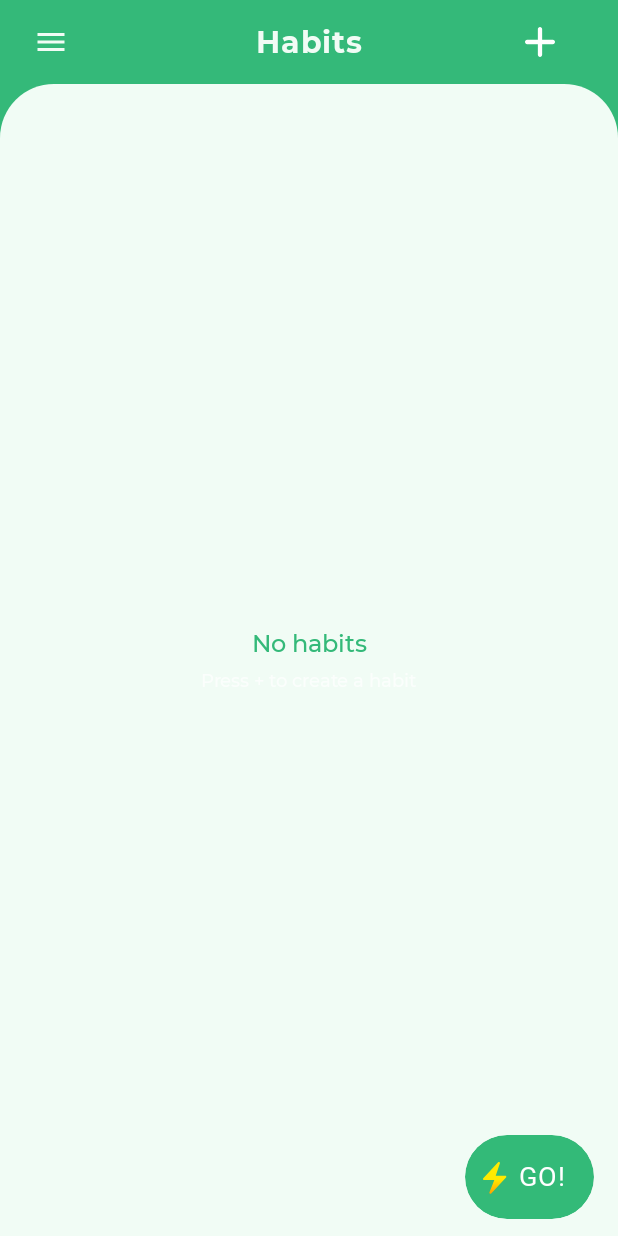
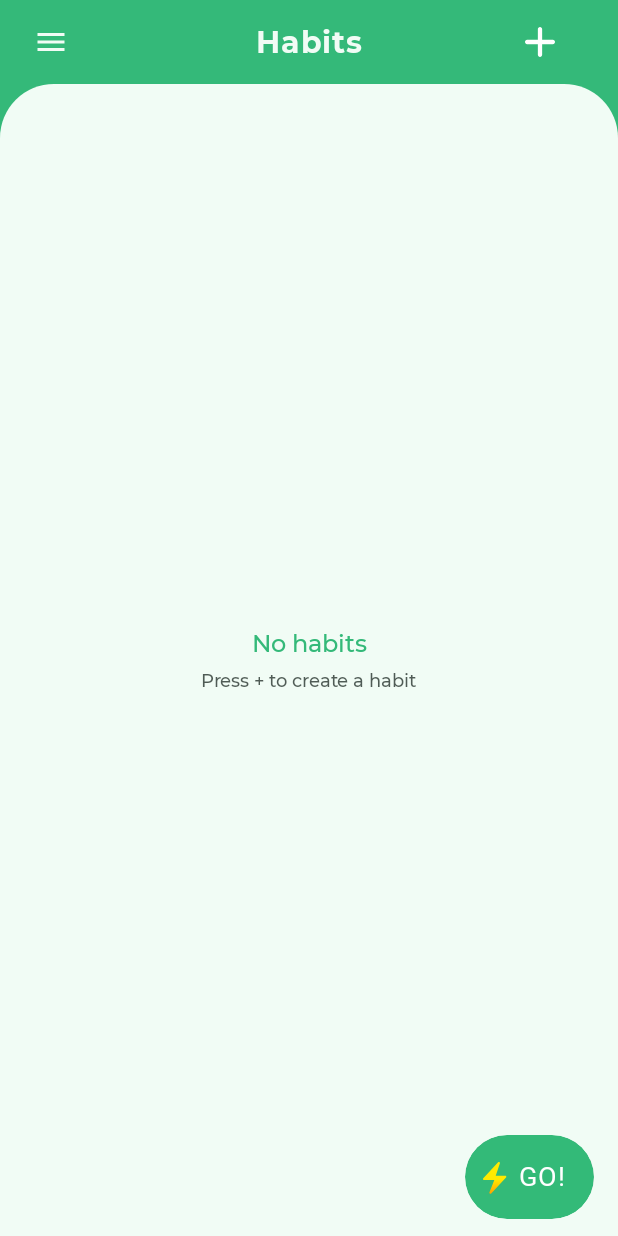
Before and after one commit to dmitrysukhov96/LifeTracker, an Android app built with Jetpack Compose: the HabitScreen screen opened through its navigation route, on a phone screen of 412 x 824 dp. Run offline under Robolectric (Android 15) with nearby library versions, the phone set to English and light mode, and no system bars; our stand-ins replace Dagger/Hilt's generated code, Room's generated code, accompanist; libraries missing offline, so code that uses them is left out: com.google.accompanist.systemuicontroller; Roboto replaces fonts that are not available here.

Commit message:
dashboard and daily planner beginning

```diff
--- a/app/src/main/java/com/dmitrysukhov/lifetracker/MainActivity.kt
+++ b/app/src/main/java/com/dmitrysukhov/lifetracker/MainActivity.kt
@@ -81,6 +81,8 @@ import androidx.navigation.compose.NavHost
 import androidx.navigation.compose.composable
 import androidx.navigation.compose.currentBackStackEntryAsState
 import androidx.navigation.compose.rememberNavController
+import com.dmitrysukhov.lifetracker.daily.DAILY_PLANNER_SCREEN
+import com.dmitrysukhov.lifetracker.daily.DailyPlannerScreen
 import com.dmitrysukhov.lifetracker.habits.HABIT_SCREEN
 import com.dmitrysukhov.lifetracker.habits.HabitScreen
 import com.dmitrysukhov.lifetracker.habits.HabitsViewModel
@@ -100,6 +102,8 @@ import com.dmitrysukhov.lifetracker.todo.TodoListScreen
 import com.dmitrysukhov.lifetracker.todo.TodoViewModel
 import com.dmitrysukhov.lifetracker.tracker.TRACKER_SCREEN
 import com.dmitrysukhov.lifetracker.tracker.TrackerScreen
+import com.dmitrysukhov.lifetracker.dashboard.DASHBOARD_SCREEN
+import com.dmitrysukhov.lifetracker.dashboard.DashboardScreen
 import com.dmitrysukhov.lifetracker.utils.BgColor
 import com.dmitrysukhov.lifetracker.utils.H1
 import com.dmitrysukhov.lifetracker.utils.H2
@@ -204,6 +208,11 @@ class MainActivity : ComponentActivity() {
                 val currentDestination = navBackStackEntry?.destination?.route ?: ""
                 val drawerMenuDestinations = listOf(
                     Destination(
+                        stringResource(R.string.dashboard),
+                        DASHBOARD_SCREEN,
+                        painterResource(R.drawable.spisok)
+                    ),
+                    Destination(
                         stringResource(R.string.todo_list),
                         TODOLIST_SCREEN,
                         painterResource(R.drawable.spisok)
@@ -266,8 +275,7 @@ class MainActivity : ComponentActivity() {
                                 )
                             }
                         }
-                    },
-                    content = {
+                    }, content = {
                         Box(
                             Modifier
                                 .fillMaxSize()
@@ -276,7 +284,7 @@ class MainActivity : ComponentActivity() {
 //                            SharedTransitionLayout {
                             Scaffold(
                                 modifier = Modifier,
-                                floatingActionButton = { ActuallyFloatingActionButton { } },
+                                floatingActionButton = { if (isRootScreen) ActuallyFloatingActionButton { } },
                                 topBar = {
                                     Box(
                                         Modifier
@@ -403,13 +411,20 @@ class MainActivity : ComponentActivity() {
                                 Box(Modifier.fillMaxSize()) {
                                     NavHost(
                                         navController = navController,
-                                        startDestination = TODOLIST_SCREEN, modifier = Modifier
+                                        startDestination = DASHBOARD_SCREEN, modifier = Modifier
                                             .background(topBarState.color)
                                             .padding(padding)
                                             .clip(
                                                 RoundedCornerShape(topStart = 36.dp, topEnd = 36.dp)
                                             )
                                     ) {
+                                        composable(DASHBOARD_SCREEN) {
+                                            DashboardScreen(
+                                                setTopBarState,
+                                                navController,
+                                                userName = userName
+                                            )
+                                        }
                                         composable(TODOLIST_SCREEN) {
                                             TodoListScreen(
                                                 setTopBarState, navController, todoViewModel
@@ -432,6 +447,12 @@ class MainActivity : ComponentActivity() {
                                             HabitScreen(
                                                 setTopBarState,
                                                 navController, habitViewModel
+                                            )
+                                        }
+                                        composable(DAILY_PLANNER_SCREEN) {
+                                            DailyPlannerScreen(
+                                                setTopBarState,
+                                                navController
                                             )
                                         }
                                         composable(NEW_HABIT_SCREEN) {
--- a/app/src/main/java/com/dmitrysukhov/lifetracker/common/ui/UiElements.kt
+++ b/app/src/main/java/com/dmitrysukhov/lifetracker/common/ui/UiElements.kt
@@ -9,6 +9,7 @@ import androidx.compose.foundation.layout.Box
 import androidx.compose.foundation.layout.Column
 import androidx.compose.foundation.layout.Row
 import androidx.compose.foundation.layout.Spacer
+import androidx.compose.foundation.layout.fillMaxSize
 import androidx.compose.foundation.layout.fillMaxWidth
 import androidx.compose.foundation.layout.height
 import androidx.compose.foundation.layout.offset
@@ -238,3 +239,27 @@ fun ProjectTag(text: String, color: Color) {
             .padding(horizontal = 8.dp, vertical = 2.dp)
     ) { Text(text = text, color = Color.White, style = Small) }
 }
+
+@Composable
+fun EmptyPlaceholder(titleRes: Int, textRes: Int) {
+    Box(
+        modifier = Modifier
+            .fillMaxSize()
+            .padding(horizontal = 24.dp), contentAlignment = Alignment.Center
+    ) {
+        Column(
+            modifier = Modifier.fillMaxSize(),
+            horizontalAlignment = Alignment.CenterHorizontally,
+            verticalArrangement = Arrangement.Center
+        ) {
+            Text(
+                text = stringResource(titleRes), style = H2,
+                color = PineColor, modifier = Modifier.padding(bottom = 8.dp)
+            )
+            Text(
+                text = stringResource(textRes), style = Small,
+                color = InverseColor.copy(alpha = 0.7f)
+            )
+        }
+    }
+}
--- /dev/null
+++ b/app/src/main/java/com/dmitrysukhov/lifetracker/dashboard/DashboardScreen.kt
@@ -0,0 +1,57 @@
+package com.dmitrysukhov.lifetracker.dashboard
+
+import androidx.compose.foundation.background
+import androidx.compose.foundation.layout.Column
+import androidx.compose.foundation.layout.fillMaxSize
+import androidx.compose.foundation.layout.padding
+import androidx.compose.material.icons.Icons
+import androidx.compose.material.icons.filled.DateRange
+import androidx.compose.material3.Icon
+import androidx.compose.material3.IconButton
+import androidx.compose.material3.Text
+import androidx.compose.runtime.Composable
+import androidx.compose.runtime.LaunchedEffect
+import androidx.compose.ui.Modifier
+import androidx.compose.ui.platform.LocalContext
+import androidx.compose.ui.res.stringResource
+import androidx.compose.ui.unit.dp
+import androidx.navigation.NavHostController
+import com.dmitrysukhov.lifetracker.R
+import com.dmitrysukhov.lifetracker.daily.DAILY_PLANNER_SCREEN
+import com.dmitrysukhov.lifetracker.utils.BgColor
+import com.dmitrysukhov.lifetracker.utils.H1
+import com.dmitrysukhov.lifetracker.utils.TopBarState
+import java.util.Calendar
+
+const val DASHBOARD_SCREEN = "dashboard_screen"
+
+@Composable
+fun DashboardScreen(
+    setTopBarState: (TopBarState) -> Unit,
+    navController: NavHostController,
+    userName: String
+) {
+    val hour = Calendar.getInstance().get(Calendar.HOUR_OF_DAY)
+    val greeting = when {
+        hour < 4 -> stringResource(R.string.good_night)
+        hour < 12 -> stringResource(R.string.good_morning)
+        hour < 17 -> stringResource(R.string.good_afternoon)
+        else -> stringResource(R.string.good_evening)
+    }
+    val context = LocalContext.current
+    LaunchedEffect(Unit) {
+        setTopBarState(
+            TopBarState(context.getString(R.string.app_name)) {
+                IconButton({ navController.navigate(DAILY_PLANNER_SCREEN) }) {
+                    Icon(Icons.Default.DateRange, null)
+                }
+            }
+        )
+    }
+    Column(
+        modifier = Modifier
+            .fillMaxSize()
+            .background(BgColor)
+            .padding(16.dp)
+    ) { Text(text = greeting+if (userName.isNotBlank()) ", $userName!" else "!", style = H1) }
+}
--- a/app/src/main/java/com/dmitrysukhov/lifetracker/habits/HabitScreen.kt
+++ b/app/src/main/java/com/dmitrysukhov/lifetracker/habits/HabitScreen.kt
@@ -52,6 +52,7 @@ import androidx.lifecycle.compose.collectAsStateWithLifecycle
 import androidx.navigation.NavHostController
 import com.dmitrysukhov.lifetracker.Habit
 import com.dmitrysukhov.lifetracker.R
+import com.dmitrysukhov.lifetracker.common.ui.EmptyPlaceholder
 import com.dmitrysukhov.lifetracker.common.ui.ThreeButtonsSelector
 import com.dmitrysukhov.lifetracker.utils.BgColor
 import com.dmitrysukhov.lifetracker.utils.H1
@@ -112,26 +113,8 @@ fun HabitScreen(
             .background(BgColor)
             .padding(horizontal = 16.dp)
     ) {
-        if (habits.isEmpty()) Box(
-            modifier = Modifier
-                .fillMaxSize()
-                .padding(horizontal = 24.dp), contentAlignment = Alignment.Center
-        ) {
-            Column(
-                modifier = Modifier.fillMaxSize(),
-                horizontalAlignment = Alignment.CenterHorizontally,
-                verticalArrangement = Arrangement.Center
-            ) {
-                Text(
-                    text = stringResource(R.string.no_habits), style = H2,
-                    color = PineColor, modifier = Modifier.padding(bottom = 8.dp)
-                )
-                Text(
-                    text = stringResource(R.string.create_habit_hint), style = Small,
-                    color = Color.White.copy(alpha = 0.7f)
-                )
-            }
-        } else {
+        if (habits.isEmpty()) EmptyPlaceholder(R.string.no_habits, R.string.create_habit_hint)
+        else {
             Spacer(modifier = Modifier.height(16.dp))
             ThreeButtonsSelector(
                 mode.ordinal, stringResource(R.string.week),
@@ -190,6 +173,7 @@ fun HabitScreen(
                     }
                     Spacer(modifier = Modifier.height(8.dp))
                 }
+                item { Spacer(modifier = Modifier.height(48.dp)) }
             }
         }
     }
@@ -207,7 +191,8 @@ fun HabitScreen(
             }
         }
 
-        AlertDialog(containerColor = BgColor,
+        AlertDialog(
+            containerColor = BgColor,
             onDismissRequest = {
                 dialogData = null
                 numberInput = ""
@@ -385,10 +370,8 @@ fun HabitCard(
                                         val isCurrentDay = day?.isEqual(LocalDate.now()) == true
                                         Text(
                                             day?.toString("d") ?: "",
-                                            style = Small,
-                                            color = if (isCurrentDay) Color.White else Color.White.copy(
-                                                0.7f
-                                            ),
+                                            style = Small, color = if (isCurrentDay) Color.White
+                                            else Color.White.copy(0.7f),
                                             fontWeight = if (isCurrentDay) Bold else null,
                                             modifier = Modifier.align(Alignment.Center)
                                         )
@@ -397,12 +380,11 @@ fun HabitCard(
                                         modifier = Modifier
                                             .align(Alignment.Center)
                                             .size(16.dp)
-                                    ) else Text(
+                                    ) else Text( //todo animate
                                         if (habitValue.toInt().toFloat() == habitValue)
                                             habitValue.toInt().toString() else habitValue.toString(),
                                         style = Small.copy(
-                                            color = Color.White,
-                                            fontWeight = Bold,
+                                            color = Color.White, fontWeight = Bold,
                                             lineHeight = 12.sp
                                         ),
                                         modifier = Modifier.align(Alignment.Center),
@@ -421,7 +403,6 @@ fun HabitCard(
                     val daysInMonth = LocalDate(year, month, 1).dayOfMonth().maximumValue
                     List(31) { day -> day < daysInMonth }
                 }
-
                 Row(Modifier.horizontalScroll(rememberScrollState())) {
                     Column(verticalArrangement = Arrangement.spacedBy(4.dp)) {
                         months.forEachIndexed { monthIndex, monthDays ->
@@ -461,11 +442,9 @@ fun HabitCard(
                                             val isCurrentDay =
                                                 date?.isEqual(LocalDate.now()) == true
                                             Text(
-                                                date?.toString("d") ?: "",
-                                                style = Small,
-                                                color = if (isCurrentDay) Color.White else Color.White.copy(
-                                                    0.7f
-                                                ),
+                                                date?.toString("d") ?: "", style = Small,
+                                                color = if (isCurrentDay) Color.White
+                                                else Color.White.copy(0.7f),
                                                 fontWeight = if (isCurrentDay) Bold else null,
                                                 modifier = Modifier.align(Alignment.Center)
                                             )
@@ -476,7 +455,8 @@ fun HabitCard(
                                                 .size(16.dp)
                                         ) else Text(
                                             if (habitValue.toInt().toFloat() == habitValue)
-                                                habitValue.toInt().toString() else habitValue.toString(),
+                                                habitValue.toInt()
+                                                    .toString() else habitValue.toString(),
                                             style = Small.copy(
                                                 color = Color.White,
                                                 fontWeight = Bold,
@@ -514,4 +494,5 @@ enum class HabitViewMode { WEEK, MONTH, YEAR }
 
 const val HABIT_SCREEN = "Habits"
 
-enum class HabitType { CHECKBOX, MOREBETTER, LESSBETTER }
+enum class HabitType { CHECKBOX, NUMBER }
+//todo more better, less better - think how to show it. arrow?
--- a/app/src/main/java/com/dmitrysukhov/lifetracker/todo/TodoListScreen.kt
+++ b/app/src/main/java/com/dmitrysukhov/lifetracker/todo/TodoListScreen.kt
@@ -1,13 +1,12 @@
 package com.dmitrysukhov.lifetracker.todo
 
-    import androidx.compose.animation.core.Animatable
+import androidx.compose.animation.core.Animatable
 import androidx.compose.animation.core.tween
 import androidx.compose.foundation.Image
 import androidx.compose.foundation.background
 import androidx.compose.foundation.border
 import androidx.compose.foundation.clickable
 import androidx.compose.foundation.layout.Arrangement
-import androidx.compose.foundation.layout.Box
 import androidx.compose.foundation.layout.Column
 import androidx.compose.foundation.layout.Row
 import androidx.compose.foundation.layout.Spacer
@@ -38,15 +37,18 @@ import androidx.compose.ui.draw.clip
 import androidx.compose.ui.graphics.Color
 import androidx.compose.ui.res.painterResource
 import androidx.compose.ui.res.stringResource
+import androidx.compose.ui.text.font.FontWeight.Companion.Bold
 import androidx.compose.ui.text.style.TextDecoration
 import androidx.compose.ui.unit.dp
 import androidx.lifecycle.compose.collectAsStateWithLifecycle
 import androidx.navigation.NavHostController
+import com.dmitrysukhov.lifetracker.Project
 import com.dmitrysukhov.lifetracker.R
 import com.dmitrysukhov.lifetracker.TodoItem
+import com.dmitrysukhov.lifetracker.common.ui.EmptyPlaceholder
 import com.dmitrysukhov.lifetracker.common.ui.ProjectTag
 import com.dmitrysukhov.lifetracker.utils.BgColor
-import com.dmitrysukhov.lifetracker.utils.H2
+import com.dmitrysukhov.lifetracker.utils.H1
 import com.dmitrysukhov.lifetracker.utils.InverseColor
 import com.dmitrysukhov.lifetracker.utils.PineColor
 import com.dmitrysukhov.lifetracker.utils.SimpleText
@@ -66,10 +68,8 @@ fun TodoListScreen(
 ) {
     var showImportDialog by remember { mutableStateOf(false) }
     var importText by remember { mutableStateOf("") }
-
     val todoList by viewModel.todoList.collectAsStateWithLifecycle()
     val projects by viewModel.projects.collectAsStateWithLifecycle()
-
     LaunchedEffect(Unit) {
         setTopBarState(TopBarState("LifeTracker") {
             IconButton(onClick = { showImportDialog = true }) {
@@ -81,11 +81,8 @@ fun TodoListScreen(
             }
             IconButton({
                 viewModel.selectedTask = null
-                navController.navigate(NEW_TASK_SCREEN) }) {
-                Icon(
-                    painterResource(R.drawable.plus), contentDescription = null, tint = Color.White
-                )
-            }
+                navController.navigate(NEW_TASK_SCREEN)
+            }) { Icon(painterResource(R.drawable.plus), null, tint = Color.White) }
         })
     }
     Column(
@@ -93,57 +90,32 @@ fun TodoListScreen(
             .background(BgColor)
             .fillMaxSize()
     ) {
-        Spacer(modifier = Modifier.height(16.dp))
-        if (todoList.isEmpty()) {
-            Box(
-                modifier = Modifier
-                    .fillMaxSize()
-                    .padding(horizontal = 24.dp),
-                contentAlignment = Alignment.Center
-            ) {
-                Column(
-                    horizontalAlignment = Alignment.CenterHorizontally,
-                    verticalArrangement = Arrangement.Center
-                ) {
-                    Text(
-                        text = stringResource(R.string.no_tasks), style = H2, color = PineColor,
-                        modifier = Modifier.padding(bottom = 8.dp)
-                    )
-                    Text(
-                        text = stringResource(R.string.add_task_hint), style = Small,
-                        color = InverseColor.copy(alpha = 0.7f)
-                    )
-                }
-            }
-        } else {
+        Spacer(Modifier.height(16.dp))
+        if (todoList.isEmpty()) EmptyPlaceholder(R.string.no_tasks, R.string.add_task_hint) else
             LazyColumn(Modifier.padding(horizontal = 24.dp)) {
                 items(todoList) { todoItem ->
                     TodoListItem(
-                        item = todoItem,
-                        projects = projects,
+                        item = todoItem, projects = projects,
                         onCheckedChange = { isChecked -> viewModel.updateTask(todoItem.copy(isDone = isChecked)) },
-                        isRunning = todoList.indexOf(todoItem) == 0,
-                        onClick = {
+                        isRunning = todoList.indexOf(todoItem) == 0, onClick = {
                             viewModel.selectedTask = todoItem
                             navController.navigate(NEW_TASK_SCREEN)
                         }
                     )
                     Spacer(modifier = Modifier.height(8.dp))
                 }
-                item {
-                    Spacer(modifier = Modifier.height(56.dp))
-                }
+                item { Spacer(modifier = Modifier.height(56.dp)) }
             }
-        }
     }
 
     if (showImportDialog) {
         AlertDialog(
             onDismissRequest = { showImportDialog = false },
-            title = { Text(text = stringResource(R.string.import_tasks)) },
+            title = { Text(text = stringResource(R.string.import_tasks), style = H1) },
             text = {
                 Column {
-                    Text(text = stringResource(R.string.import_tasks_hint))
+                    Text(text = stringResource(R.string.import_tasks_hint), style = SimpleText)
+                    Spacer(Modifier.height(16.dp))
                     OutlinedTextField(
                         value = importText,
                         onValueChange = { importText = it },
@@ -163,11 +135,19 @@ fun TodoListScreen(
                     }
                     showImportDialog = false
                     importText = ""
-                }) { Text(text = stringResource(R.string.imp)) }
+                }) {
+                    Text(
+                        text = stringResource(R.string.imp),
+                        style = SimpleText.copy(fontWeight = Bold)
+                    )
+                }
             },
             dismissButton = {
                 TextButton(onClick = { showImportDialog = false }) {
-                    Text(text = stringResource(R.string.cancel))
+                    Text(
+                        text = stringResource(R.string.cancel),
+                        style = SimpleText.copy(fontWeight = Bold)
+                    )
                 }
             }
         )
@@ -177,11 +157,8 @@ fun TodoListScreen(
 
 @Composable
 fun TodoListItem(
-    item: TodoItem,
-    projects: List<com.dmitrysukhov.lifetracker.Project>,
-    onCheckedChange: (Boolean) -> Unit,
-    isRunning: Boolean,
-    onClick: () -> Unit
+    item: TodoItem, projects: List<Project>, onCheckedChange: (Boolean) -> Unit,
+    isRunning: Boolean, onClick: () -> Unit
 ) {
     Row(
         modifier = Modifier
--- a/app/src/main/java/com/dmitrysukhov/lifetracker/tracker/TrackerScreen.kt
+++ b/app/src/main/java/com/dmitrysukhov/lifetracker/tracker/TrackerScreen.kt
@@ -82,6 +82,7 @@ fun TrackerScreen(
     setTopBarState: (TopBarState) -> Unit, trackerViewModel: TrackerViewModel = hiltViewModel(),
     navController: NavHostController
 ) {
+    //todo plus minus days
     var selectedDate by remember { mutableStateOf(LocalDate.now()) }
     var refreshTrigger by remember { mutableIntStateOf(0) }
     val events by trackerViewModel.getEventsForDate(selectedDate).collectAsState(emptyList())
--- a/app/src/main/res/values/strings.xml
+++ b/app/src/main/res/values/strings.xml
@@ -34,8 +34,6 @@
     <string name="error_invalid_date_format">Invalid date/time format</string>
     <string name="error_invalid_date_value">Invalid date value</string>
     <string name="error_parsing_date">Error parsing date/time</string>
-
-    <!-- New strings -->
     <string name="tracker">Tracker</string>
     <string name="habits">Habits</string>
     <string name="new_habit">New Habit</string>
@@ -95,4 +93,11 @@
     <string name="year">Year</string>
     <string name="no_habits">No habits</string>
     <string name="create_habit_hint">Press + to create a habit</string>
+    <string name="select_tasks_for_today">Select tasks you plan to do today</string>
+    <string name="daily_planner">Daily Planner</string>
+    <string name="dashboard">Dashboard</string>
+    <string name="good_morning">Good morning</string>
+    <string name="good_afternoon">Good afternoon</string>
+    <string name="good_evening">Good evening</string>
+    <string name="good_night">Good night</string>
 </resources>
```
Also changed, not shown: app/src/main/java/com/dmitrysukhov/lifetracker/daily/DailyPlannerScreen.kt (added, +139 -0 lines), app/src/main/java/com/dmitrysukhov/lifetracker/daily/DailyPlannerViewModel.kt (added, +18 -0 lines), app/src/main/java/com/dmitrysukhov/lifetracker/projects/ProjectsScreen.kt (+6 -33 lines), app/src/main/java/com/dmitrysukhov/lifetracker/tracker/TrackerTimeline.kt (+14 -27 lines), 2 other files.
